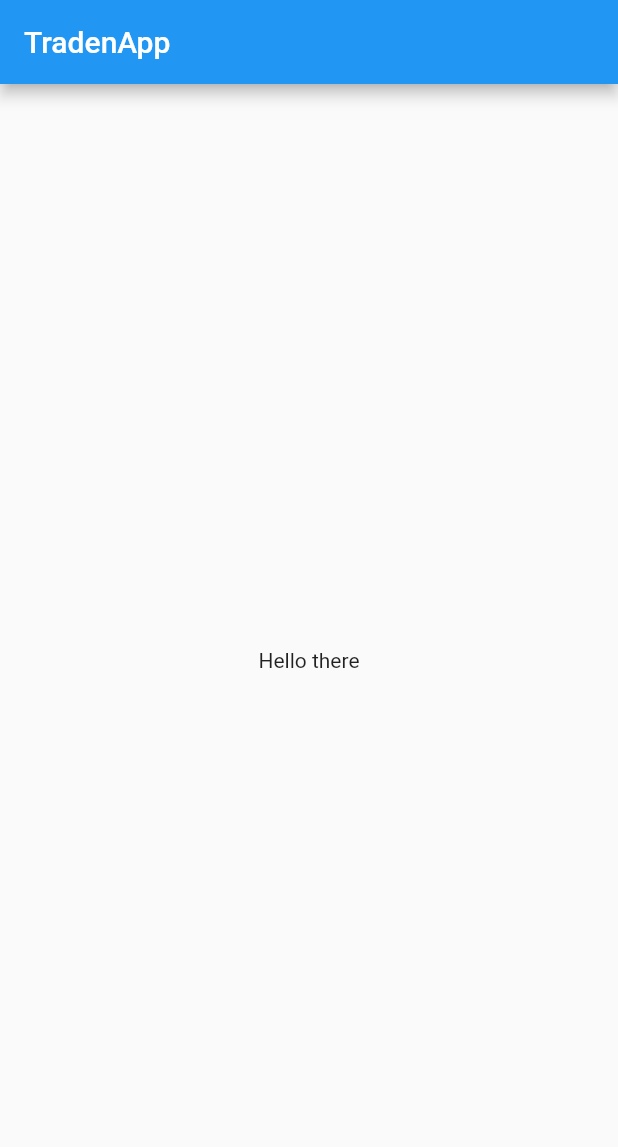
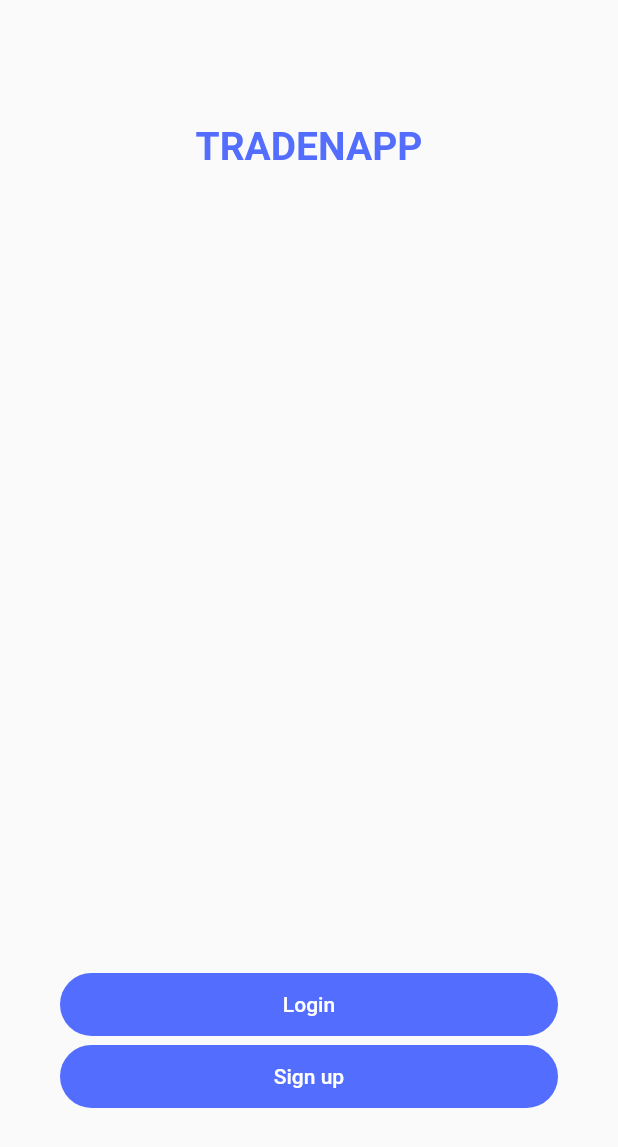
Before and after one commit to Ajay19990/traden_app, a Flutter app: the screen it shows after launch, on a phone screen of 412 x 824 dp. Shown: the top 1147 px of the screen. Run offline on Flutter 3.47's test engine with Material 2 defaults, Android fonts, the phone set to English and light mode, and no system bars.

Commit message:
layout structure of welcome page.

```diff
--- /dev/null
+++ b/lib/constants.dart
@@ -0,0 +1,7 @@
+import 'package:flutter/material.dart';
+
+const kPageHeading = TextStyle(
+  color: Colors.indigoAccent,
+  fontSize: 26,
+  fontWeight: FontWeight.bold,
+);
--- a/lib/main.dart
+++ b/lib/main.dart
@@ -1,4 +1,6 @@
 import 'package:flutter/material.dart';
+import 'package:traden_app/pages/welcome_page.dart';
+import 'constants.dart';
 
 void main() {
   runApp(TradenApp());
@@ -10,17 +12,8 @@ class TradenApp extends StatelessWidget {
     return MaterialApp(
       home: WelcomePage(),
       debugShowCheckedModeBanner: false,
-    );
-  }
-}
-
-class WelcomePage extends StatelessWidget {
-  @override
-  Widget build(BuildContext context) {
-    return Scaffold(
-      appBar: AppBar(title: Text('TradenApp')),
-      body: Center(
-        child: Text('Hello there'),
+      theme: ThemeData(
+        buttonTheme: ButtonThemeData(height: 42, buttonColor: Colors.indigoAccent),
       ),
     );
   }
--- /dev/null
+++ b/lib/pages/welcome_page.dart
@@ -0,0 +1,26 @@
+import 'package:flutter/material.dart';
+import 'package:traden_app/widgets/custom_button.dart';
+import 'package:traden_app/constants.dart';
+
+class WelcomePage extends StatelessWidget {
+  @override
+  Widget build(BuildContext context) {
+    return Scaffold(
+      body: Center(
+        child: Container(
+          padding: EdgeInsets.symmetric(horizontal: 40),
+          height: MediaQuery.of(context).size.height * 0.8,
+          child: Column(
+            crossAxisAlignment: CrossAxisAlignment.stretch,
+            children: [
+              Text('TRADENAPP', textAlign: TextAlign.center, style: kPageHeading),
+              Flexible(child: Container()),
+              CustomButton(title: 'Login', onPressed: () {}),
+              CustomButton(title: 'Sign up', onPressed: () {}),
+            ],
+          ),
+        ),
+      ),
+    );
+  }
+}
--- /dev/null
+++ b/lib/widgets/custom_button.dart
@@ -0,0 +1,21 @@
+import 'package:flutter/material.dart';
+
+class CustomButton extends StatelessWidget {
+  final String title;
+  final Function onPressed;
+
+  CustomButton({
+    this.title,
+    this.onPressed,
+  });
+
+  @override
+  Widget build(BuildContext context) {
+    return RaisedButton(
+      elevation: 0,
+      shape: RoundedRectangleBorder(borderRadius: BorderRadius.circular(21)),
+      onPressed: onPressed,
+      child: Text(title, style: TextStyle(color: Colors.white)),
+    );
+  }
+}
```
